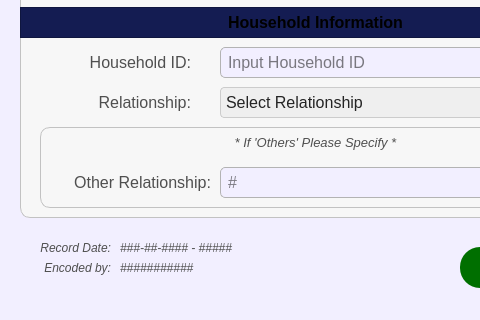
Old version of the form UI/PopUp/Screen_CitizenPanel/ScreenCitizenProfile/register_citizen_part_02.ui in the repository Yohhannn/Barangay-Records-Statistics-System; both pictures show x 0 to 480 and y 263 to 583 of the 1171 by 583 pixel window.
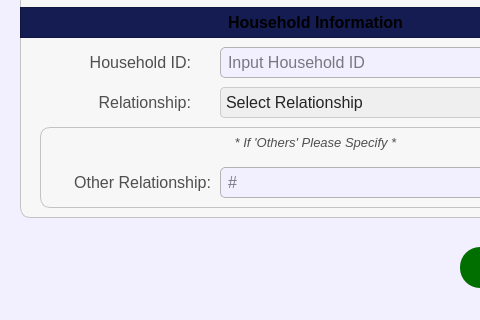
New version of the form. Icons and pictures are not drawn.

Commit message: [ Major Update V3.2.0 ] + Updated Multiple UIs + Added Record Medical History + Added the Date Encoded, Encoded By, Last Updated, Updated By -JP

Diff of the .ui file:
```diff
--- a/UI/PopUp/Screen_CitizenPanel/ScreenCitizenProfile/register_citizen_part_02.ui
+++ b/UI/PopUp/Screen_CitizenPanel/ScreenCitizenProfile/register_citizen_part_02.ui
@@ -3826,130 +3826,6 @@
     </widget>
    </widget>
   </widget>
-  <widget class="QLabel" name="labelNote_x">
-   <property name="geometry">
-    <rect>
-     <x>20</x>
-     <y>520</y>
-     <width>91</width>
-     <height>21</height>
-    </rect>
-   </property>
-   <property name="font">
-    <font>
-     <family>Arial</family>
-     <pointsize>9</pointsize>
-     <italic>true</italic>
-     <bold>false</bold>
-    </font>
-   </property>
-   <property name="styleSheet">
-    <string notr="true">#labelNote_x {
-	background-color: transparent;
-	color: #4f4f4f;
-}
-</string>
-   </property>
-   <property name="text">
-    <string>Encoded by:</string>
-   </property>
-   <property name="alignment">
-    <set>Qt::AlignmentFlag::AlignRight|Qt::AlignmentFlag::AlignTrailing|Qt::AlignmentFlag::AlignVCenter</set>
-   </property>
-  </widget>
-  <widget class="QLabel" name="interviewer_emp_name">
-   <property name="geometry">
-    <rect>
-     <x>120</x>
-     <y>520</y>
-     <width>211</width>
-     <height>21</height>
-    </rect>
-   </property>
-   <property name="font">
-    <font>
-     <family>Arial</family>
-     <pointsize>9</pointsize>
-     <italic>true</italic>
-     <bold>false</bold>
-    </font>
-   </property>
-   <property name="styleSheet">
-    <string notr="true">#interviewer_emp_name {
-	background-color: transparent;
-	color: #4f4f4f;
-}
-</string>
-   </property>
-   <property name="text">
-    <string>###########</string>
-   </property>
-   <property name="alignment">
-    <set>Qt::AlignmentFlag::AlignLeading|Qt::AlignmentFlag::AlignLeft|Qt::AlignmentFlag::AlignVCenter</set>
-   </property>
-  </widget>
-  <widget class="QLabel" name="interviewer_dateofvisit">
-   <property name="geometry">
-    <rect>
-     <x>120</x>
-     <y>500</y>
-     <width>171</width>
-     <height>21</height>
-    </rect>
-   </property>
-   <property name="font">
-    <font>
-     <family>Arial</family>
-     <pointsize>9</pointsize>
-     <italic>true</italic>
-     <bold>false</bold>
-    </font>
-   </property>
-   <property name="styleSheet">
-    <string notr="true">#interviewer_dateofvisit {
-	background-color: transparent;
-	color: #4f4f4f;
-}
-</string>
-   </property>
-   <property name="text">
-    <string>###-##-#### - #####</string>
-   </property>
-   <property name="alignment">
-    <set>Qt::AlignmentFlag::AlignLeading|Qt::AlignmentFlag::AlignLeft|Qt::AlignmentFlag::AlignVCenter</set>
-   </property>
-  </widget>
-  <widget class="QLabel" name="DateofVisit">
-   <property name="geometry">
-    <rect>
-     <x>30</x>
-     <y>500</y>
-     <width>81</width>
-     <height>21</height>
-    </rect>
-   </property>
-   <property name="font">
-    <font>
-     <family>Arial</family>
-     <pointsize>9</pointsize>
-     <italic>true</italic>
-     <bold>false</bold>
-    </font>
-   </property>
-   <property name="styleSheet">
-    <string notr="true">#DateofVisit {
-	background-color: transparent;
-	color: #4f4f4f;
-}
-</string>
-   </property>
-   <property name="text">
-    <string>Record Date:</string>
-   </property>
-   <property name="alignment">
-    <set>Qt::AlignmentFlag::AlignRight|Qt::AlignmentFlag::AlignTrailing|Qt::AlignmentFlag::AlignVCenter</set>
-   </property>
-  </widget>
   <widget class="QLabel" name="dots">
    <property name="geometry">
     <rect>
```
The commit also changes 20 other files.
